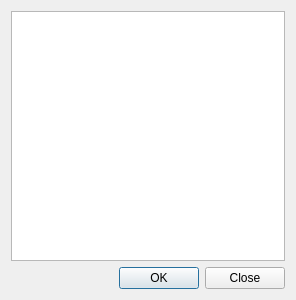
This is src/MApRX_Qt/dialogscripts.ui in wwylele/MApRX as Qt 5 draws it before an edit. The edited form follows.
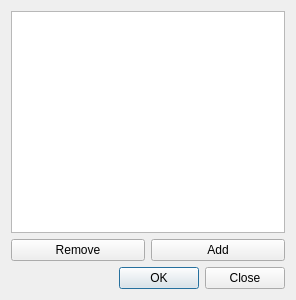
This is the edited form. Icons and pictures are not drawn.

What changed in the file:
```diff
--- a/src/MApRX_Qt/dialogscripts.ui
+++ b/src/MApRX_Qt/dialogscripts.ui
@@ -24,6 +24,24 @@
    <item>
     <widget class="QListWidget" name="scriptListWidget"/>
    </item>
+   <item>
+    <layout class="QHBoxLayout" name="horizontalLayout_3">
+     <item>
+      <widget class="QPushButton" name="buttonRemove">
+       <property name="text">
+        <string>Remove</string>
+       </property>
+      </widget>
+     </item>
+     <item>
+      <widget class="QPushButton" name="buttonAdd">
+       <property name="text">
+        <string>Add</string>
+       </property>
+      </widget>
+     </item>
+    </layout>
+   </item>
    <item>
     <widget class="QDialogButtonBox" name="buttonBox">
      <property name="orientation">
```
Left out of the diff: 30 changed lines with no effect on the pictures.
